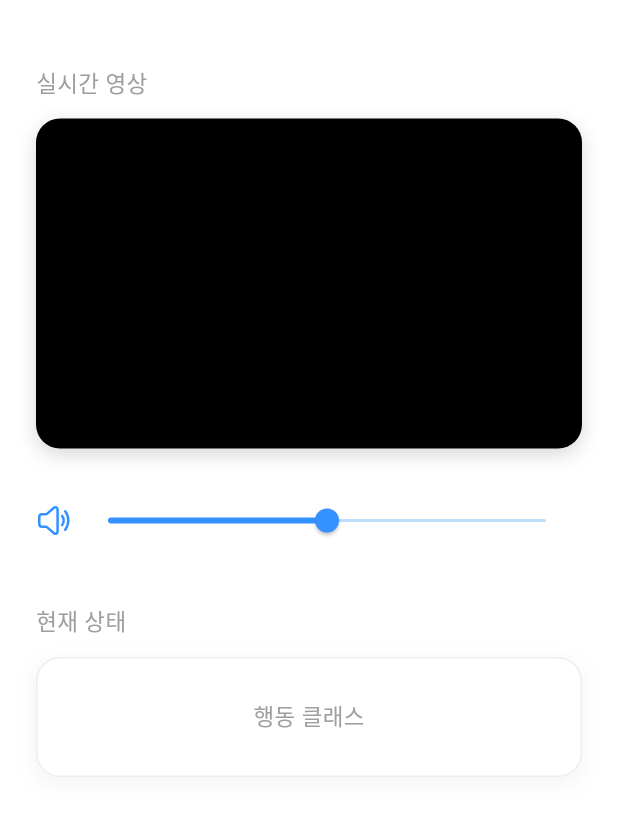
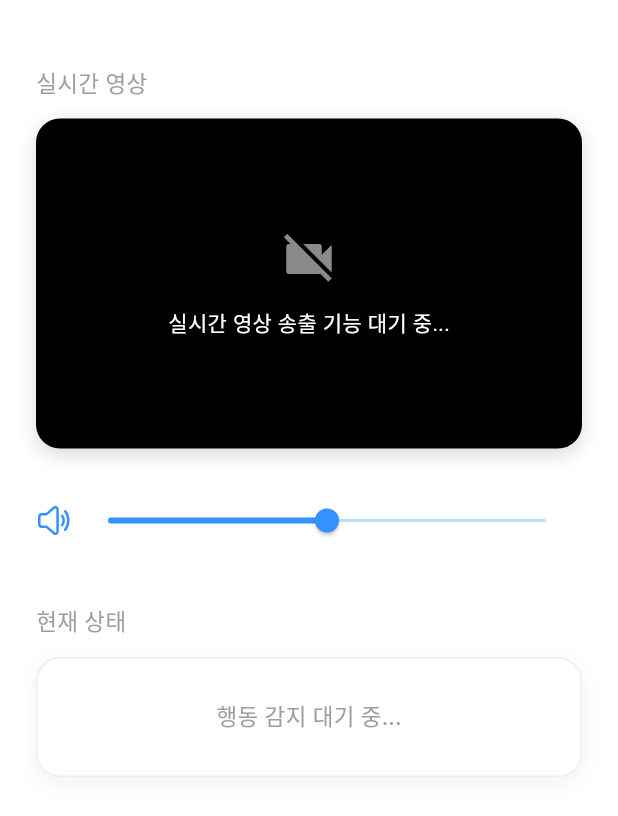
Before and after one commit to yunjaemin42/capstone2, a Flutter app: the HomeScreen screen opened directly, on a phone screen of 412 x 824 dp. Shown: the top 816 px of the screen. Run offline on Flutter 3.47's test engine with Material 3 defaults, Android fonts, the phone set to English and light mode, and no system bars; our stand-ins replace firebase_core, firebase_messaging, flutter_svg; accounts and stored records are empty.

Commit message:
2026.05.13. 업데이트

```diff
--- a/lib/home_screen.dart
+++ b/lib/home_screen.dart
@@ -10,27 +10,28 @@ class HomeScreen extends StatefulWidget {
 }
 
 class _HomeScreenState extends State<HomeScreen> {
-  double _volume = 50;
+  double _volume = 50; // 볼륨 UI용 변수만 남김
 
   @override
   Widget build(BuildContext context) {
     return Scaffold(
       backgroundColor: Colors.white,
+      resizeToAvoidBottomInset: false,
       body: SafeArea(
+        child: SingleChildScrollView(
           child: Padding(
             padding: const EdgeInsets.all(24.0),
             child: Column(
               crossAxisAlignment: CrossAxisAlignment.stretch,
               children: [
                 const SizedBox(height: 20),
-              // 1. 실시간 영상 타이틀 (사진처럼 연한 회색으로!)
                 const Text(
                   '실시간 영상',
                   style: TextStyle(fontSize: 15, color: Colors.grey, fontWeight: FontWeight.w500)
                 ),
                 const SizedBox(height: 12),
 
-              // 2. 검은색 영상 박스 (부드러운 그림자 추가)
+                // 📺 [수정됨] 아고라를 걷어낸 깔끔한 영상 빈 틀
                 Container(
                   height: 220,
                   decoration: BoxDecoration(
@@ -38,16 +39,29 @@ class _HomeScreenState extends State<HomeScreen> {
                     borderRadius: BorderRadius.circular(16),
                     boxShadow: [
                       BoxShadow(
-                      color: Colors.black.withOpacity(0.15),
+                        color: Colors.black.withValues(alpha: 0.15),
                         blurRadius: 10,
                         offset: const Offset(0, 4),
                       ),
                     ],
                   ),
+                  child: ClipRRect(
+                    borderRadius: BorderRadius.circular(16),
+                    child: const Center(
+                      child: Column(
+                        mainAxisAlignment: MainAxisAlignment.center,
+                        children: [
+                          Icon(Icons.videocam_off, color: Colors.white54, size: 40),
+                          SizedBox(height: 12),
+                          Text('실시간 영상 송출 기능 대기 중...', style: TextStyle(color: Colors.white)),
+                        ],
+                      ),
+                    ),
+                  ),
                 ),
                 const SizedBox(height: 24),
 
-              // 3. 볼륨 조절 슬라이더
+                // 🔊 볼륨 조절 (UI 틀만 남겨둠)
                 Row(
                   children: [
                     SvgPicture.asset(
@@ -57,7 +71,6 @@ class _HomeScreenState extends State<HomeScreen> {
                       colorFilter: const ColorFilter.mode(AppColors.mainBlue, BlendMode.srcIn),
                     ),
                     Expanded(
-                    // SliderTheme으로 선 굵기랑 동그라미 크기를 디자인과 똑같이 얇게 맞췄어요!
                       child: SliderTheme(
                         data: SliderTheme.of(context).copyWith(
                           trackHeight: 2,
@@ -81,23 +94,22 @@ class _HomeScreenState extends State<HomeScreen> {
                 ),
 
                 const SizedBox(height: 32),
-              // 4. 현재 상태 타이틀
                 const Text(
                   '현재 상태',
                   style: TextStyle(fontSize: 15, color: Colors.grey, fontWeight: FontWeight.w500)
                 ),
                 const SizedBox(height: 12),
 
-              // 🃏 5. [수정 완료] 원하시던 디자인! "행동 클래스" 하나만 가운데에 띡!
+                // 행동 클래스 박스
                 Container(
-                height: 80, // 높이를 아담하게 조절
+                  height: 80,
                   decoration: BoxDecoration(
                     color: Colors.white,
-                  borderRadius: BorderRadius.circular(16), // 둥근 모서리
-                  border: Border.all(color: Colors.grey.shade200), // 아주 연한 테두리
+                    borderRadius: BorderRadius.circular(16),
+                    border: Border.all(color: Colors.grey.shade200),
                     boxShadow: [
                       BoxShadow(
-                      color: Colors.black.withOpacity(0.04), // 은은한 그림자
+                        color: Colors.black.withValues(alpha: 0.04),
                         blurRadius: 10,
                         spreadRadius: 2,
                         offset: const Offset(0, 4),
@@ -106,16 +118,18 @@ class _HomeScreenState extends State<HomeScreen> {
                   ),
                   child: const Center(
                     child: Text(
-                    '행동 클래스',
+                      '행동 감지 대기 중...', // 조금 더 자연스럽게 문구 수정
                       style: TextStyle(
                         fontSize: 15,
-                      color: Colors.grey, // 사진처럼 연한 회색 텍스트
+                        color: Colors.grey,
                         fontWeight: FontWeight.w500,
                       ),
                     ),
                   ),
                 ),
+                const SizedBox(height: 40),
               ],
+            ),
           ),
         ),
       ),
--- a/lib/login_screen.dart
+++ b/lib/login_screen.dart
@@ -69,10 +69,13 @@ class _LoginScreenState extends State<LoginScreen> {
               ElevatedButton(
                 onPressed: () async {
                   // 여기 IP 주소 부분 내(해민) 터미널에서 찾은 IPv4 주소로 변경할 것
-                  const String myIp = '192.168.45.13';
+                  const String myIp = '172.20.86.203';
                   const String url = 'http://' + myIp + ':5000/api/login';
 
                   try {
+                    // 💡 1. 콘솔에서 신호가 제대로 출발했는지 확인!
+                    print("🚀 서버로 로그인 요청 출발: $url");
+
                     // 서버로 아이디와 비밀번호 전송
                     final response = await http.post(
                       Uri.parse(url),
@@ -81,24 +84,36 @@ class _LoginScreenState extends State<LoginScreen> {
                         "user_id": _idController.text,
                         "password": _pwController.text,
                       }),
-                    );
+                    ).timeout(const Duration(seconds: 5)); // 🔥 5초 타임아웃 추가!
+
+                    // 💡 2. 서버가 뭐라고 대답했는지 콘솔에 출력!
+                    print("✅ 서버 응답 도착, 상태 코드: ${response.statusCode}");
 
                     // 서버가 200(성공)을 외치면 메인 화면으로 넘어갑니다.
                     if (response.statusCode == 200) {
+                      if (!context.mounted) return;
+
+                      FocusScope.of(context).unfocus();
+
                       Navigator.pushReplacement(
                         context,
                         MaterialPageRoute(builder: (context) => const MainScreen()),
                       );
                     } else {
                       // 실패하면 실패 이유를 알려주는 작은 알림창을 띄웁니다.
+                      if (!context.mounted) return;
                       ScaffoldMessenger.of(context).showSnackBar(
                         const SnackBar(content: Text('아이디나 비밀번호가 틀렸습니다.')),
                       );
                     }
                   } catch (e) {
+                    // 🔥 3. 앱이 멈추지 않고 여기에 진짜 에러 이유를 토해냅니다!
+                    print("🚨 앗! 에러 발생 (진짜 범인): $e");
+
                     // 인터넷 연결이 안 되거나 주소가 틀렸을 때
+                    if (!context.mounted) return;
                     ScaffoldMessenger.of(context).showSnackBar(
-                      const SnackBar(content: Text('서버와 연결할 수 없습니다.')),
+                      SnackBar(content: Text('서버 연결 실패: $e')),
                     );
                   }
                 },
--- a/lib/signup_screen.dart
+++ b/lib/signup_screen.dart
@@ -11,7 +11,7 @@ class SignupScreen extends StatefulWidget {
 }
 
 class _SignupScreenState extends State<SignupScreen> {
-  final String myIp = '192.168.45.13';
+  final String myIp = '172.20.86.203';
 
   final TextEditingController _idController = TextEditingController();
   final TextEditingController _pwController = TextEditingController();
```
Also changed, not shown: lib/main.dart (+34 -4 lines), pubspec.yaml (+7 -0 lines), firebase.json (added), lib/firebase_options.dart (added), pubspec.lock, 9 other files. Lines whose indentation alone changed are shown as unchanged.
